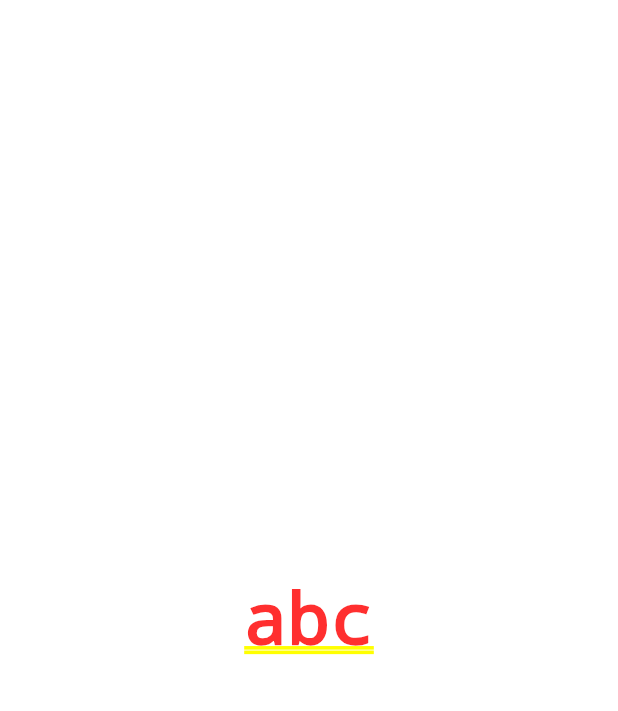
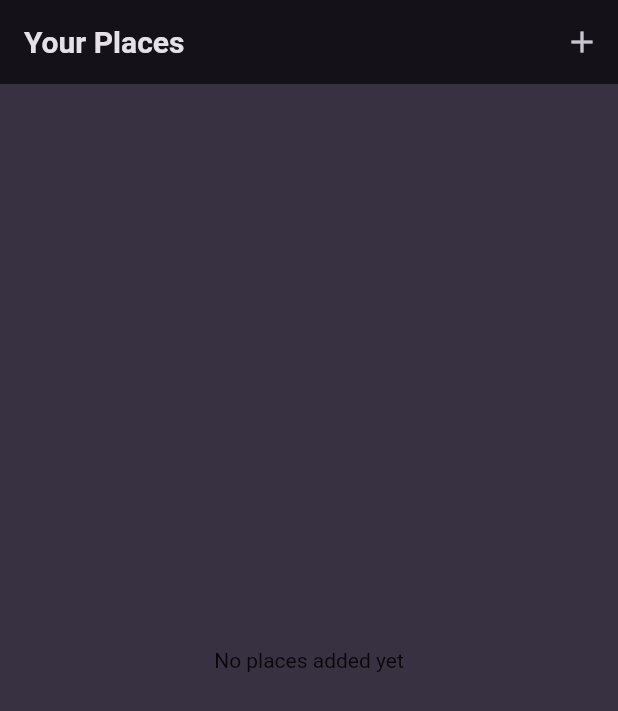
Before and after one commit to homebrew-coding-club/favorite_places, a Flutter app: the screen it shows after launch, on a phone screen of 412 x 824 dp. Shown: the top 711 px of the screen. Run offline on Flutter 3.47's test engine with Material 2 defaults, Android fonts, the phone set to English and light mode, and no system bars; our stand-ins replace google_fonts.

Commit message:
add places screen

```diff
--- a/lib/main.dart
+++ b/lib/main.dart
@@ -1,3 +1,5 @@
+import 'package:favorite_places/screen/places.dart';
+import 'package:favorite_places/widget/places_list.dart';
 import 'package:flutter/material.dart';
 
 import 'package:google_fonts/google_fonts.dart';
@@ -39,7 +41,7 @@ class MyApp extends StatelessWidget {
     return MaterialApp(
       title: 'Great Places',
       theme: theme,
-      home: const Center(child: Text('abc',)),
+      home: const PlacesScreen(),
     );
   }
 }
--- /dev/null
+++ b/lib/screen/places.dart
@@ -0,0 +1,24 @@
+import 'package:favorite_places/widget/places_list.dart';
+import 'package:flutter/material.dart';
+
+class PlacesScreen extends StatelessWidget {
+  const PlacesScreen({super.key});
+
+  @override
+  Widget build(BuildContext context) {
+    return Scaffold(
+      appBar: AppBar(
+        title: const Text('Your Places'),
+        actions: [
+          IconButton(
+            icon: const Icon(Icons.add),
+            onPressed: () {},
+          ),
+        ],
+      ),
+      body: const PlacesList(
+        places: [],
+      ),
+    );
+  }
+}
--- /dev/null
+++ b/lib/widget/places_list.dart
@@ -0,0 +1,35 @@
+import 'package:flutter/material.dart';
+
+import 'package:favorite_places/models/places.dart';
+
+class PlacesList extends StatelessWidget {
+  const PlacesList({
+    super.key,
+    required this.places,
+  });
+
+  final List<Place> places;
+
+  @override
+  Widget build(BuildContext context) {
+    if (places.isEmpty) {
+      return const Center(
+        child: Text(
+          'No places added yet',
+        ),
+      );
+    }
+
+    return ListView.builder(
+      itemCount: places.length,
+      itemBuilder: (ctx, index) => ListTile(
+        title: Text(
+          places[index].title,
+          style: Theme.of(context).textTheme.bodyLarge!.copyWith(
+                color: Theme.of(context).colorScheme.onBackground,
+              ),
+        ),
+      ),
+    );
+  }
+}
```
Also changed, not shown: lib/screen/places_detail.dart (added).
